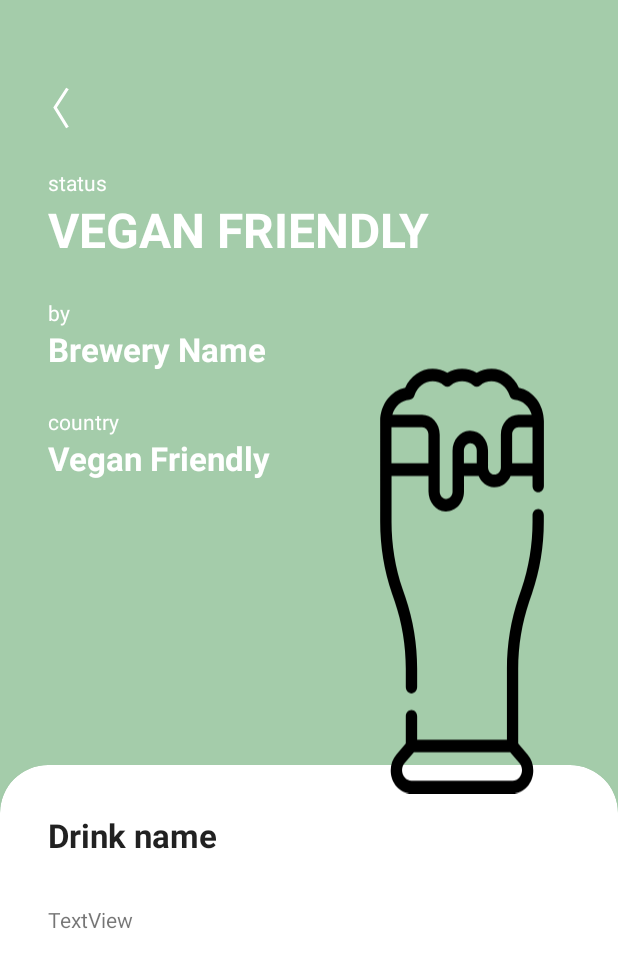
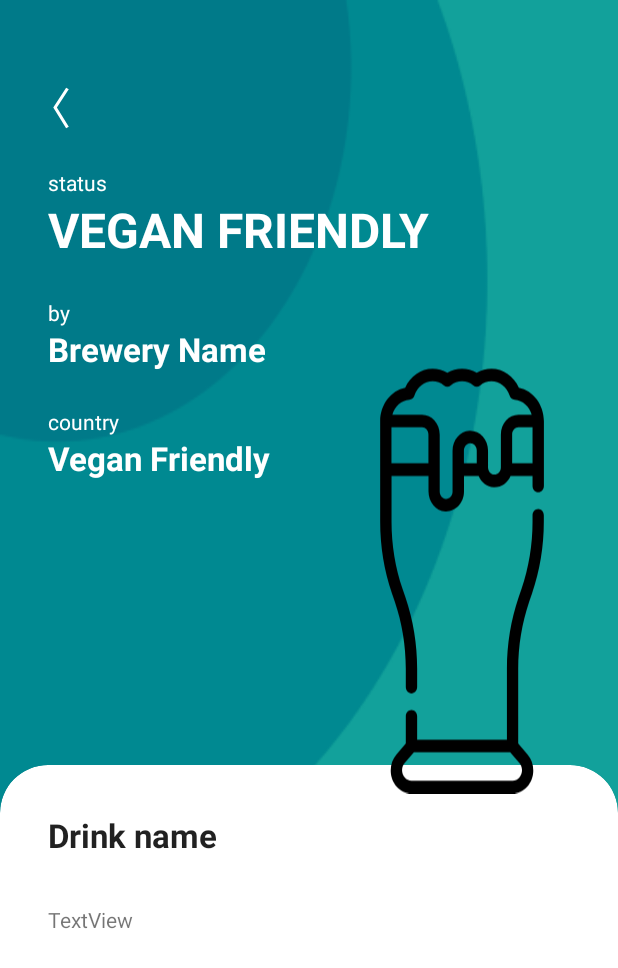
Before and after one commit to smbduknow/VeganDrinks, an Android app: the layout activity_product.xml on its own in the app's theme, with its tools: preview values and no code run, on a phone screen of 412 x 824 dp. Shown: the top 968 px of the screen. Run offline under Robolectric (Android 15) with nearby library versions, the phone set to English and light mode, and no system bars.

Commit message:
Add new colors

```diff
--- a/app/src/main/res/layout/activity_product.xml
+++ b/app/src/main/res/layout/activity_product.xml
@@ -10,7 +10,7 @@
         android:id="@+id/bg_status"
         android:layout_width="match_parent"
         android:layout_height="0dp"
-        android:background="@color/green"
+        android:background="@drawable/bg_green"
         app:layout_constraintEnd_toEndOf="parent"
         app:layout_constraintHeight_percent="0.7"
         app:layout_constraintStart_toStartOf="parent"
--- a/app/src/main/res/values/colors.xml
+++ b/app/src/main/res/values/colors.xml
@@ -1,15 +1,20 @@
 <?xml version="1.0" encoding="utf-8"?>
 <resources>
-    <color name="colorPrimary">@color/green</color>
+    <color name="colorPrimary">@color/green_light</color>
     <color name="colorPrimaryDark">@color/green_light</color>
-    <color name="colorAccent">@color/green</color>
+    <color name="colorAccent">@color/green_dark </color>
 
-    <color name="green">#A4CCAA</color>
-    <color name="green_light">#D0F1DD</color>
-    <color name="yellow">#FFC079</color>
-    <color name="yellow_light">#fae2a0</color>
-    <color name="red">#FFA1A1</color>
-    <color name="red_light">#ffc7c7</color>
+    <color name="green_dark">#007A89</color>
+    <color name="green_medium">#008991</color>
+    <color name="green_light">#12A19B</color>
+
+    <color name="yellow_dark">#E9500D</color>
+    <color name="yellow_medium">#F0810E</color>
+    <color name="yellow_light">#F9B234</color>
+
+    <color name="red_dark">#B01A19</color>
+    <color name="red_medium">#C91D1D</color>
+    <color name="red_light">#E7302A</color>
 
     <color name="white">#ffffff</color>
     <color name="black">#111111</color>
```
